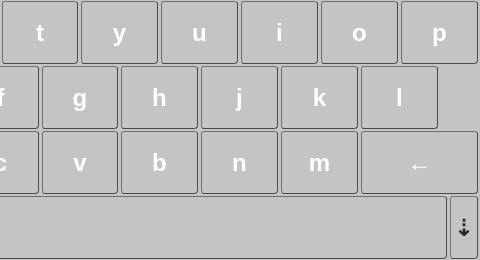
First picture: the form in src/QVirtualKeyboard.ui, repository drradwan/Qin, before the edit; both pictures show x 320 to 800 and y 0 to 260 of the 800 by 260 pixel window.
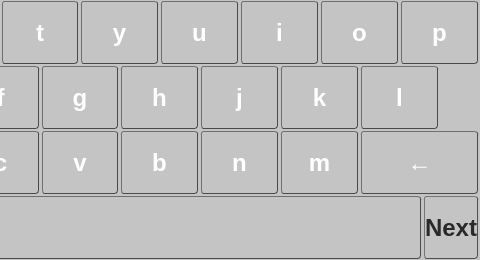
Second picture: the form after the edit.

Patch:
```diff
--- a/src/QVirtualKeyboard.ui
+++ b/src/QVirtualKeyboard.ui
@@ -1024,12 +1024,12 @@
          </property>
          <property name="minimumSize">
           <size>
-           <width>30</width>
+           <width>40</width>
            <height>25</height>
           </size>
          </property>
          <property name="text">
-          <string>⇣</string>
+          <string>Next</string>
          </property>
         </widget>
        </item>
```
Left out of the diff: 2 changed lines with no effect on the pictures.
